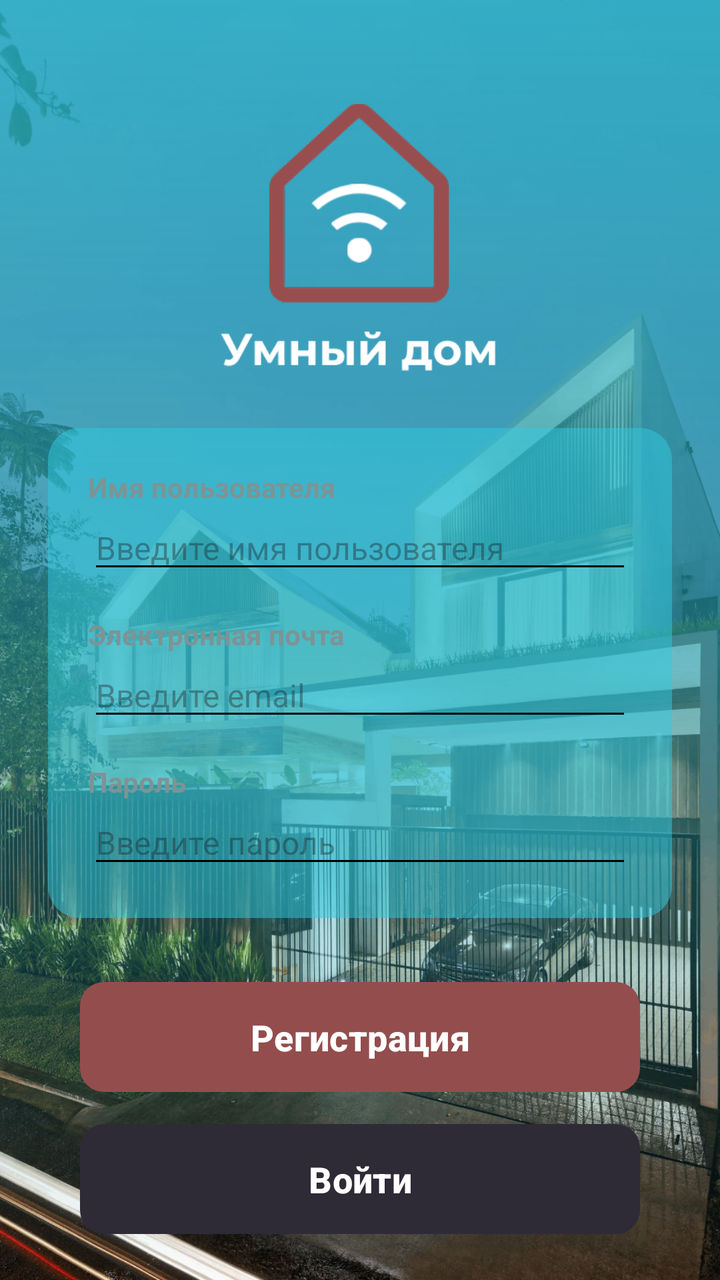
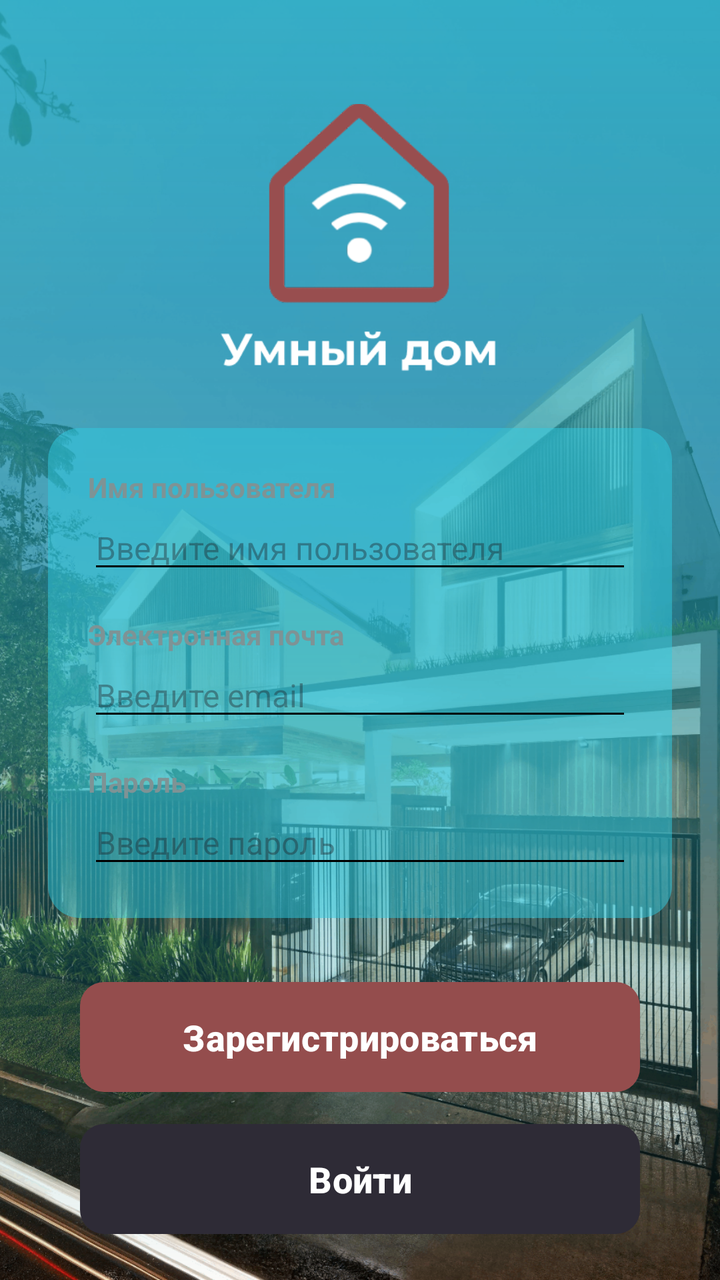

Before-and-after screenshots of an Android layout around one commit, followed by the original layout XML and the change that was made.
<!-- AndroidManifest.xml: application theme Theme.HomeSmartPractice -->
<!-- res/layout/activity_register.xml -->
<?xml version="1.0" encoding="utf-8"?>
<androidx.constraintlayout.widget.ConstraintLayout
    xmlns:android="http://schemas.android.com/apk/res/android"
    xmlns:app="http://schemas.android.com/apk/res-auto"
    xmlns:tools="http://schemas.android.com/tools"
    android:layout_width="match_parent"
    android:layout_height="match_parent">

    <ImageView
        android:id="@+id/ivBackgroundHouse"
        android:layout_width="match_parent"
        android:layout_height="match_parent"
        android:scaleType="centerCrop"
        android:src="@drawable/bg_house"
        app:layout_constraintBottom_toBottomOf="parent"
        app:layout_constraintEnd_toEndOf="parent"
        app:layout_constraintStart_toStartOf="parent"
        app:layout_constraintTop_toTopOf="parent" />

    <View
        android:id="@+id/vGradientOverlay"
        android:layout_width="match_parent"
        android:layout_height="match_parent"
        android:background="@drawable/bg_gradient"
        app:layout_constraintBottom_toBottomOf="parent"
        app:layout_constraintEnd_toEndOf="parent"
        app:layout_constraintStart_toStartOf="parent"
        app:layout_constraintTop_toTopOf="parent" />

    <ImageView
        android:id="@+id/ivLogo"
        android:layout_width="140dp"
        android:layout_height="140dp"
        android:layout_marginTop="50dp"
        android:src="@drawable/ic_logo_smart_home"
        app:layout_constraintEnd_toEndOf="parent"
        app:layout_constraintStart_toStartOf="parent"
        app:layout_constraintTop_toTopOf="parent" />

    <LinearLayout
        android:id="@+id/llInputCard"
        android:layout_width="match_parent"
        android:layout_height="wrap_content"
        android:layout_marginStart="24dp"
        android:layout_marginTop="24dp"
        android:layout_marginEnd="24dp"
        android:background="@drawable/bg_card_input"
        android:orientation="vertical"
        android:padding="20dp"
        app:layout_constraintEnd_toEndOf="parent"
        app:layout_constraintStart_toStartOf="parent"
        app:layout_constraintTop_toBottomOf="@id/ivLogo">

        <TextView
            android:layout_width="wrap_content"
            android:layout_height="wrap_content"
            android:text="Имя пользователя"
            android:textColor="#7E9395"
            android:textSize="14sp"
            android:textStyle="bold" />

        <EditText
            android:id="@+id/etUsername"
            android:layout_width="match_parent"
            android:layout_height="wrap_content"
            android:backgroundTint="#000000"
            android:inputType="textPersonName"
            android:hint="Введите имя пользователя"
            android:textColor="#000000"
            android:textSize="16sp" />

        <TextView
            android:layout_width="wrap_content"
            android:layout_height="wrap_content"
            android:layout_marginTop="16dp"
            android:text="Электронная почта"
            android:textColor="#7E9395"
            android:textSize="14sp"
            android:textStyle="bold" />

        <EditText
            android:id="@+id/etEmail"
            android:layout_width="match_parent"
            android:layout_height="wrap_content"
            android:backgroundTint="#000000"
            android:inputType="textEmailAddress"
            android:hint="Введите email"
            android:textColor="#000000"
            android:textSize="16sp" />

        <TextView
            android:layout_width="wrap_content"
            android:layout_height="wrap_content"
            android:layout_marginTop="16dp"
            android:text="Пароль"
            android:textColor="#7E9395"
            android:textSize="14sp"
            android:textStyle="bold" />

        <EditText
            android:id="@+id/etPassword"
            android:layout_width="match_parent"
            android:layout_height="wrap_content"
            android:backgroundTint="#000000"
            android:inputType="numberPassword"
            android:hint="Введите пароль"
            android:textColor="#000000"
            android:textSize="16sp" />
    </LinearLayout>

    <Button
        android:id="@+id/btnRegister"
        android:layout_width="match_parent"
        android:layout_height="55dp"
        android:layout_marginStart="40dp"
        android:layout_marginTop="32dp"
        android:layout_marginEnd="40dp"
        android:background="@drawable/btn_log_in"
        android:text="Регистрация"
        android:textAllCaps="false"
        android:textColor="#FFFFFF"
        android:textSize="18sp"
        android:textStyle="bold"
        app:backgroundTint="@null"
        app:layout_constraintEnd_toEndOf="parent"
        app:layout_constraintStart_toStartOf="parent"
        app:layout_constraintTop_toBottomOf="@id/llInputCard" />

    <Button
        android:id="@+id/btnLogin"
        android:layout_width="match_parent"
        android:layout_height="55dp"
        android:layout_marginStart="40dp"
        android:layout_marginTop="16dp"
        android:layout_marginEnd="40dp"
        android:background="@drawable/btn_register"
        android:text="Войти"
        android:textAllCaps="false"
        android:textColor="#FFFFFF"
        android:textSize="18sp"
        android:textStyle="bold"
        app:backgroundTint="@null"
        app:layout_constraintEnd_toEndOf="parent"
        app:layout_constraintStart_toStartOf="parent"
        app:layout_constraintTop_toBottomOf="@id/btnRegister" />

</androidx.constraintlayout.widget.ConstraintLayout>
<!-- resources referenced by this layout -->
<resources>
  <!-- drawable bg_card_input (drawable) -->
  <?xml version="1.0" encoding="utf-8"?>
  <shape xmlns:android="http://schemas.android.com/apk/res/android"
      android:shape="rectangle">
      <solid android:color="#8030CCE1" />
      <corners android:radius="16dp" />
  </shape>
  <!-- drawable bg_gradient (drawable) -->
  <?xml version="1.0" encoding="utf-8"?>
  <shape xmlns:android="http://schemas.android.com/apk/res/android"
      android:shape="rectangle">
      <gradient
          android:angle="270"
          android:startColor="#CC2BBED1"
          android:centerColor="#9923A2B2"
          android:endColor="#001B828F"
          android:type="linear" />
  </shape>
  <!-- drawable bg_house: png bitmap (drawable, 720691 bytes) -->
  <!-- drawable btn_log_in (drawable) -->
  <?xml version="1.0" encoding="utf-8"?>
  <shape xmlns:android="http://schemas.android.com/apk/res/android"
      android:shape="rectangle">
      <solid android:color="#944D4D" />
      <corners android:radius="12dp" />
  </shape>
  <!-- drawable btn_register (drawable) -->
  <?xml version="1.0" encoding="utf-8"?>
  <shape xmlns:android="http://schemas.android.com/apk/res/android"
      android:shape="rectangle">
      <solid android:color="#2E2B36" />
      <corners android:radius="12dp" />
  </shape>
  <!-- drawable ic_logo_smart_home: png bitmap (drawable, 16054 bytes) -->
  <style name="Theme.HomeSmartPractice" parent="Base.Theme.HomeSmartPractice" />
  <style name="Base.Theme.HomeSmartPractice" parent="Theme.Material3.DayNight.NoActionBar">
          
          
      </style>
</resources>

<!-- the commit's change to res/layout/activity_register.xml (unified diff, before → after) -->
@@ -102,7 +102,6 @@
             android:layout_width="match_parent"
             android:layout_height="wrap_content"
             android:backgroundTint="#000000"
-            android:inputType="numberPassword"
             android:hint="Введите пароль"
             android:textColor="#000000"
             android:textSize="16sp" />
@@ -116,7 +115,7 @@
         android:layout_marginTop="32dp"
         android:layout_marginEnd="40dp"
         android:background="@drawable/btn_log_in"
-        android:text="Регистрация"
+        android:text="Зарегистрироваться"
         android:textAllCaps="false"
         android:textColor="#FFFFFF"
         android:textSize="18sp"
